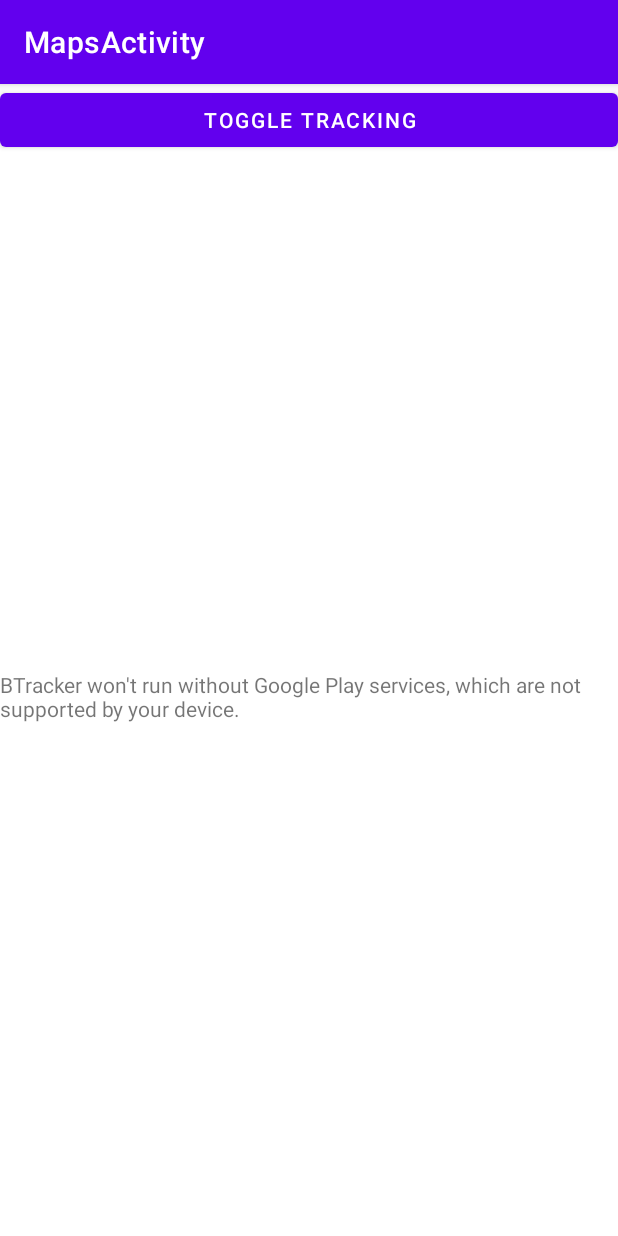
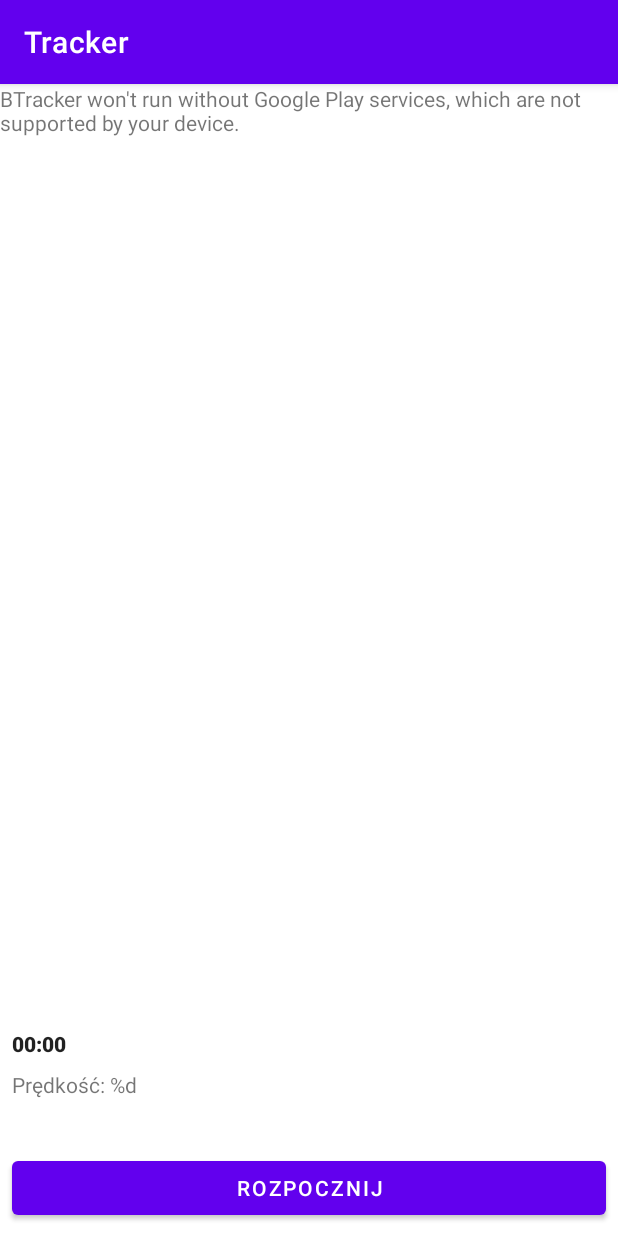
Before and after one commit to ger0/BikTrak, an Android app: the screen it shows after launch (MapsActivity), on a phone screen of 412 x 824 dp. Run offline under Robolectric (Android 15) with nearby library versions, the phone set to English and light mode, and no system bars; libraries missing offline, so code that uses them is left out: com.google.maps.android.

Commit message:
Added some info to be displayed

```diff
--- a/app/src/main/java/com/example/btracker/LocationProvider.kt
+++ b/app/src/main/java/com/example/btracker/LocationProvider.kt
@@ -16,8 +16,6 @@
     private val client
             by lazy { LocationServices.getFusedLocationProviderClient(activity) }
 
-    private var isTracking = false
-
     private val locations   = mutableListOf<LatLng>()
     private var distance    = 0
 
@@ -34,22 +32,12 @@
         }
     }
 
-    fun toggleTracking() {
-        // stop
-        if (isTracking) {
-            stopTracking()
-        } else {
-            trackUser()
-        }
-        isTracking = !isTracking
-    }
-
     @SuppressLint("MissingPermission")
     fun trackUser() {
         val locationRequest = LocationRequest.create()
         locationRequest.priority = LocationRequest.PRIORITY_HIGH_ACCURACY
-        // 5 sekund interwał
-        locationRequest.interval = 5000
+        // 3 sekund interwał
+        locationRequest.interval = 3000
 
         client.requestLocationUpdates(locationRequest, locationCallback,
             Looper.getMainLooper())
--- a/app/src/main/java/com/example/btracker/MapsActivity.kt
+++ b/app/src/main/java/com/example/btracker/MapsActivity.kt
@@ -1,27 +1,71 @@
 package com.example.btracker
 
+import android.graphics.Color
 import androidx.appcompat.app.AppCompatActivity
 import android.os.Bundle
+import android.os.SystemClock
 import android.widget.Button
-import com.google.android.gms.maps.GoogleMap
+import android.widget.Chronometer
+import android.widget.TextView
 
 class MapsActivity : AppCompatActivity() {
+    private var isTracking = false
 
-    private lateinit var map: GoogleMap
+    private lateinit var speedText       : TextView
+    private lateinit var distanceText    : TextView
+    private lateinit var durationChrono  : Chronometer
+    private lateinit var trackButton     : Button
 
     private val locationProvider = LocationProvider(this)
     private val permissionManager = PermissionsManager(this, locationProvider)
+
+    private lateinit var mapFragment: MapsFragment
+
+    private fun toggleTracking() {
+        // Stopping tracking
+        if (isTracking) {
+            locationProvider.stopTracking()
+            trackButton.text = getString(R.string.button_toggle_tracking_on)
+            trackButton.setTextColor(Color.GREEN)
+
+            // stop the timer
+            durationChrono.stop()
+        }
+        // Starting to track
+        else {
+            locationProvider.trackUser()
+            trackButton.text = getString(R.string.button_toggle_tracking_off)
+            trackButton.setTextColor(Color.RED)
+
+            // start the timer
+            durationChrono.base = SystemClock.elapsedRealtime()
+            durationChrono.start()
+        }
+        mapFragment.clearTrack()
+        isTracking = !isTracking
+    }
 
     override fun onCreate(savedInstanceState: Bundle?) {
         super.onCreate(savedInstanceState)
         setContentView(R.layout.activity_maps)
         permissionManager.requestUserLocation()
-        val mapFragment = supportFragmentManager.findFragmentById(R.id.mapFragment) as MapsFragment
+
+        // figure out all elements displaying ui data
+        speedText       = findViewById(R.id.speed)
+        distanceText    = findViewById(R.id.distance)
+        durationChrono  = findViewById(R.id.duration)
+        trackButton     = findViewById(R.id.trackButton)
+
+        // setup map fragment
+        mapFragment = supportFragmentManager.findFragmentById(R.id.mapFragment) as MapsFragment
         mapFragment.setProvider(locationProvider)
 
-        val trackButton = findViewById<Button>(R.id.trackButton)
-        trackButton.setOnClickListener({
-            locationProvider.toggleTracking()
-        })
+        // setup listeners
+        trackButton.setOnClickListener {
+            toggleTracking()
+        }
+        mapFragment.ui.observe(this) { ui ->
+            distanceText.text = ui.strDist
+        }
     }
 }
--- a/app/src/main/java/com/example/btracker/MapsFragment.kt
+++ b/app/src/main/java/com/example/btracker/MapsFragment.kt
@@ -35,7 +35,7 @@
 class MapsFragment : Fragment() {
     private lateinit var map: GoogleMap
     private lateinit var locationProvider: LocationProvider
-    private var ui = MutableLiveData(Ui.EMPTY)
+    var ui = MutableLiveData(Ui.EMPTY)
 
     fun setProvider(provider: LocationProvider) {
         this.locationProvider = provider
@@ -45,9 +45,6 @@
     private val callback = OnMapReadyCallback { googleMap ->
         this.map = googleMap
 
-        locationProvider.liveLocation.observe(this) {
-                latLng -> map.animateCamera(CameraUpdateFactory.newLatLngZoom(latLng, 14f))
-        }
         map.setMyLocationEnabled(true)
         map.uiSettings.isZoomControlsEnabled = true
 
@@ -56,13 +53,17 @@
         }
     }
 
+    fun clearTrack() {
+        map.clear()
+    }
+
     @SuppressLint("MissingPermission")
     private fun updateUi(ui: Ui) {
         if (ui.position != null && ui.position != map.cameraPosition.target) {
             map.isMyLocationEnabled = true
             map.animateCamera(CameraUpdateFactory.newLatLngZoom(ui.position, 14f))
+            drawRoute(ui.path)
         }
-        drawRoute(ui.path)
     }
 
     private fun drawRoute(path: List<LatLng>) {
@@ -91,6 +92,11 @@
             val current = ui.value
             ui.value = current?.copy(position = location)
         }
+        locationProvider.liveDistance.observe(viewLifecycleOwner) { distance ->
+            val current = ui.value
+            val formattedDist = getString(R.string.distance, distance)
+            ui.value = current?.copy(strDist = formattedDist)
+        }
 
         val mapFragment = childFragmentManager.findFragmentById(R.id.map) as SupportMapFragment?
         mapFragment?.getMapAsync(callback)
--- a/app/src/main/res/layout/activity_maps.xml
+++ b/app/src/main/res/layout/activity_maps.xml
@@ -6,25 +6,75 @@
     android:name="com.google.android.gms.maps.SupportMapFragment"
     android:layout_width="match_parent"
     android:layout_height="match_parent"
-    tools:context=".MapsActivity" >
+    tools:context=".MapsActivity">
+
+    <androidx.fragment.app.FragmentContainerView
+        android:id="@+id/mapFragment"
+        android:name="com.example.btracker.MapsFragment"
+        android:layout_width="0dp"
+        android:layout_height="0dp"
+        map:layout_constraintBottom_toTopOf="@id/duration"
+        map:layout_constraintEnd_toEndOf="parent"
+        map:layout_constraintStart_toStartOf="parent"
+        map:layout_constraintTop_toTopOf="parent"
+        map:layout_constraintVertical_bias="1.0"
+        tools:layout="@layout/fragment_maps" />
+
+    <TextView
+        android:id="@+id/distance"
+        android:layout_width="0dp"
+        android:layout_height="wrap_content"
+        android:layout_marginStart="8dp"
+        android:layout_marginEnd="8dp"
+        android:layout_marginBottom="8dp"
+        android:text="@string/distance"
+        map:layout_constraintBottom_toTopOf="@+id/trackButton"
+        map:layout_constraintEnd_toEndOf="parent"
+        map:layout_constraintHorizontal_bias="0.0"
+        map:layout_constraintStart_toStartOf="parent"
+        map:layout_constraintTop_toBottomOf="@+id/speed" />
+
+    <TextView
+        android:id="@+id/speed"
+        android:layout_width="0dp"
+        android:layout_height="wrap_content"
+        android:layout_marginStart="8dp"
+        android:layout_marginEnd="8dp"
+        android:layout_marginBottom="8dp"
+        android:text="@string/speed"
+        map:layout_constraintBottom_toTopOf="@+id/distance"
+        map:layout_constraintEnd_toEndOf="parent"
+        map:layout_constraintStart_toStartOf="parent"
+        map:layout_constraintTop_toBottomOf="@+id/duration"
+        map:layout_constraintVertical_bias="0.0" />
+
+    <Chronometer
+        android:id="@+id/duration"
+        android:layout_width="0dp"
+        android:layout_height="wrap_content"
+        android:layout_marginStart="8dp"
+        android:layout_marginTop="8dp"
+        android:layout_marginEnd="8dp"
+        android:layout_marginBottom="8dp"
+        android:fontFamily="sans-serif-black"
+        android:text="@string/duration"
+        map:layout_constraintBottom_toTopOf="@+id/speed"
+        map:layout_constraintEnd_toEndOf="parent"
+        map:layout_constraintStart_toStartOf="parent"
+        map:layout_constraintTop_toBottomOf="@+id/mapFragment" />
 
     <Button
         android:id="@+id/trackButton"
         android:layout_width="0dp"
         android:layout_height="wrap_content"
-        android:text="@string/button_toggle_tracking"
-        map:layout_constraintEnd_toEndOf="parent"
-        map:layout_constraintStart_toStartOf="parent"
-        map:layout_constraintTop_toTopOf="parent" />
-
-    <androidx.fragment.app.FragmentContainerView
-        android:id="@+id/mapFragment"
-        android:name="com.example.btracker.MapsFragment"
-        android:layout_width="wrap_content"
-        android:layout_height="wrap_content"
+        android:layout_marginStart="8dp"
+        android:layout_marginEnd="8dp"
+        android:layout_marginBottom="8dp"
+        android:text="@string/button_toggle_tracking_on"
         map:layout_constraintBottom_toBottomOf="parent"
         map:layout_constraintEnd_toEndOf="parent"
+        map:layout_constraintHorizontal_bias="0.0"
         map:layout_constraintStart_toStartOf="parent"
-        map:layout_constraintTop_toBottomOf="@+id/trackButton"
-        tools:layout="@layout/fragment_maps" />
+        map:layout_constraintTop_toBottomOf="@+id/distance" />
+
 </androidx.constraintlayout.widget.ConstraintLayout>
--- a/app/src/main/res/values/strings.xml
+++ b/app/src/main/res/values/strings.xml
@@ -1,5 +1,9 @@
 <resources>
     <string name="app_name">BTracker</string>
-    <string name="title_activity_maps">MapsActivity</string>
-    <string name="button_toggle_tracking">Toggle Tracking</string>
+    <string name="title_activity_maps">Tracker</string>
+    <string name="button_toggle_tracking_on">Rozpocznij</string>
+    <string name="button_toggle_tracking_off">Zakończ</string>
+    <string name="distance">Odległość: %d</string>
+    <string name="speed">Prędkość: %d</string>
+    <string name="duration">Czas: %d</string>
 </resources>
```
